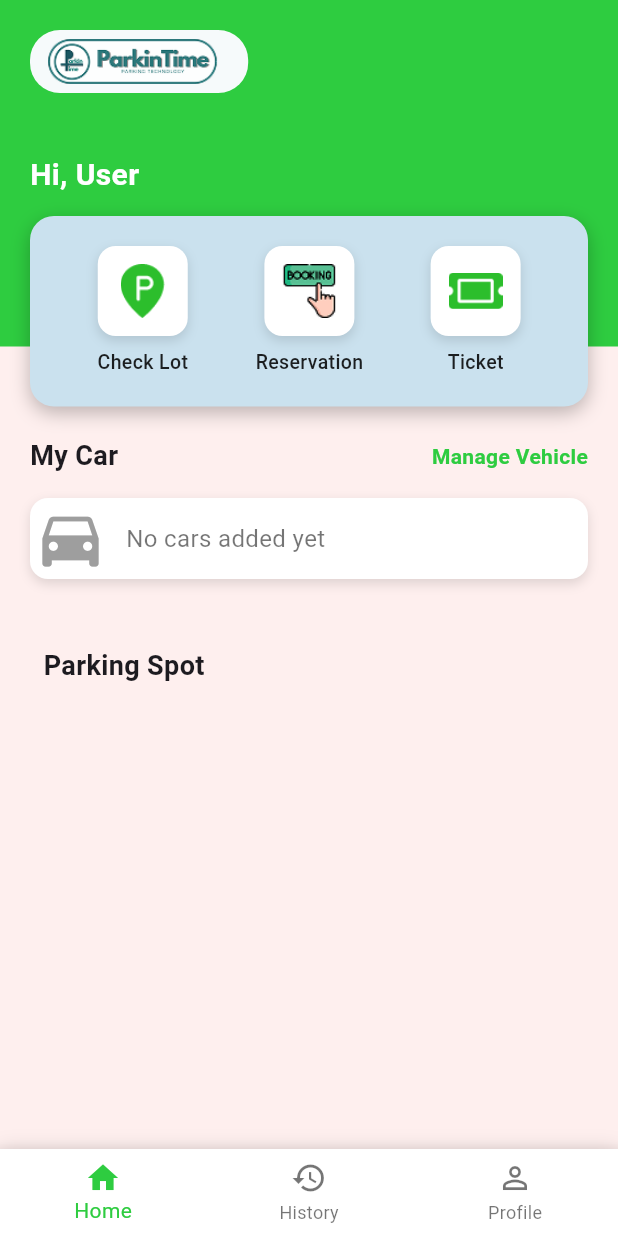
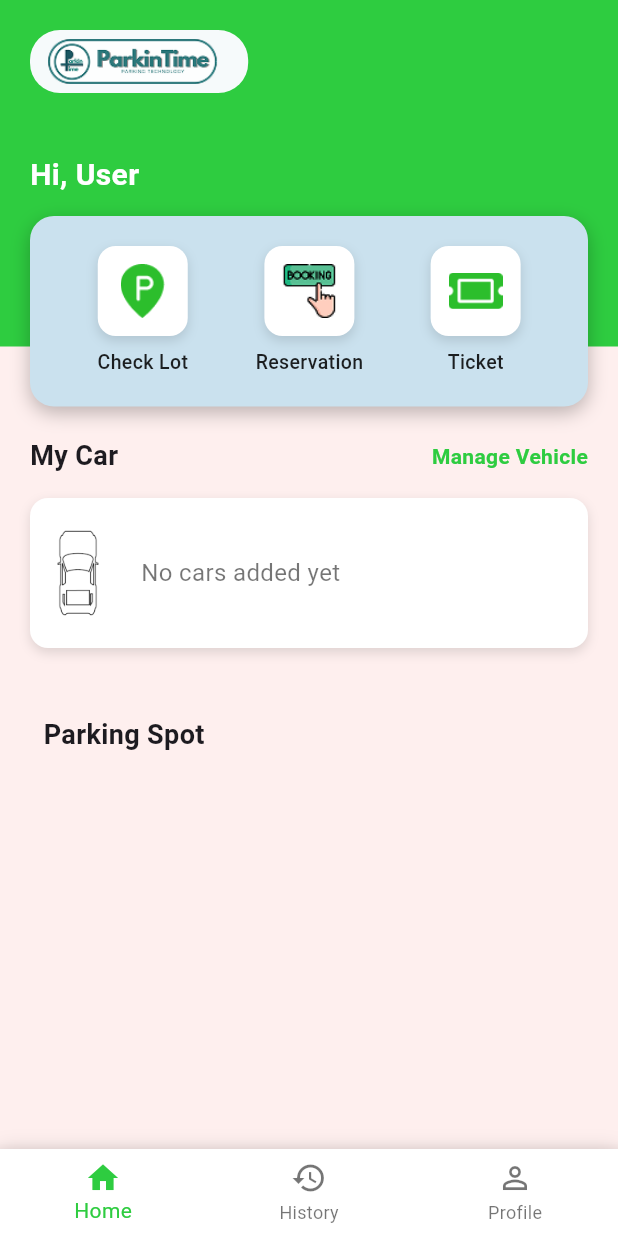
Before and after one commit to fauzanhnw/Parkintime-flutter, a Flutter app: the HomeScreen screen opened by its route, on a phone screen of 412 x 824 dp. Run offline on Flutter 3.47's test engine with Material 3 defaults, Android fonts, the phone set to English and light mode, and no system bars; our stand-ins replace google_fonts, share_plus, shared_preferences, table_calendar; accounts and stored records are empty; network calls fail.

Commit message:
update 14/5/25

```diff
--- a/lib/screens/halaman_home/home_page_content.dart
+++ b/lib/screens/halaman_home/home_page_content.dart
@@ -281,6 +281,10 @@ class _HomePageContentState extends State<HomePageContent> {
         vehicles.isEmpty
             ? Container(
           width: double.infinity,
+          constraints: BoxConstraints(
+            minHeight: 100, // Tinggi minimum
+            // maxHeight: 150, // Opsional: tinggi maksimum
+          ),
           padding: const EdgeInsets.all(2),
           decoration: BoxDecoration(
             color: Colors.white,
@@ -294,8 +298,13 @@ class _HomePageContentState extends State<HomePageContent> {
             ],
           ),
           child: Row(
-            children: const [
-              Icon(Icons.directions_car, size: 50, color: Colors.grey),
+            children: [
+              Image.asset(
+                'assets/car.png',
+                width: 60,
+                height: 60,
+                fit: BoxFit.contain,
+              ),
               SizedBox(width: 12),
               Expanded(
                 child: Text(
--- a/lib/screens/reservation/book_parking.dart
+++ b/lib/screens/reservation/book_parking.dart
@@ -5,7 +5,11 @@ import 'package:parkintime/screens/reservation/select_spot_parkir.dart';
 
 class BookParkingDetailsPage extends StatefulWidget {
   final int pricePerHour;
-  const BookParkingDetailsPage({Key? key, this.pricePerHour = 5000, required String kodeslot, required String vehiclePlate})
+  const BookParkingDetailsPage({Key? key,
+    this.pricePerHour = 5000,
+    required String kodeslot,
+    required String vehiclePlate,
+    required String vehicleId})
     : super(key: key);
 
   @override
--- a/lib/screens/reservation/select_spot_parkir.dart
+++ b/lib/screens/reservation/select_spot_parkir.dart
@@ -6,7 +6,9 @@ import 'package:parkintime/screens/reservation/select_vehicle.dart';
 class ParkingLotDetailPage extends StatefulWidget {
   final String id_lahan;
 
-  const ParkingLotDetailPage({Key? key, required this.id_lahan}) : super(key: key);
+  const ParkingLotDetailPage({Key? key,
+    required this.id_lahan
+  }) : super(key: key);
 
   @override
   _ParkingLotDetailPageState createState() => _ParkingLotDetailPageState();
```
Also changed, not shown: lib/screens/halaman_home/widgets_home/vehicle_card.dart (+8 -2 lines), lib/screens/reservation/select_vehicle.dart (+30 -17 lines).
